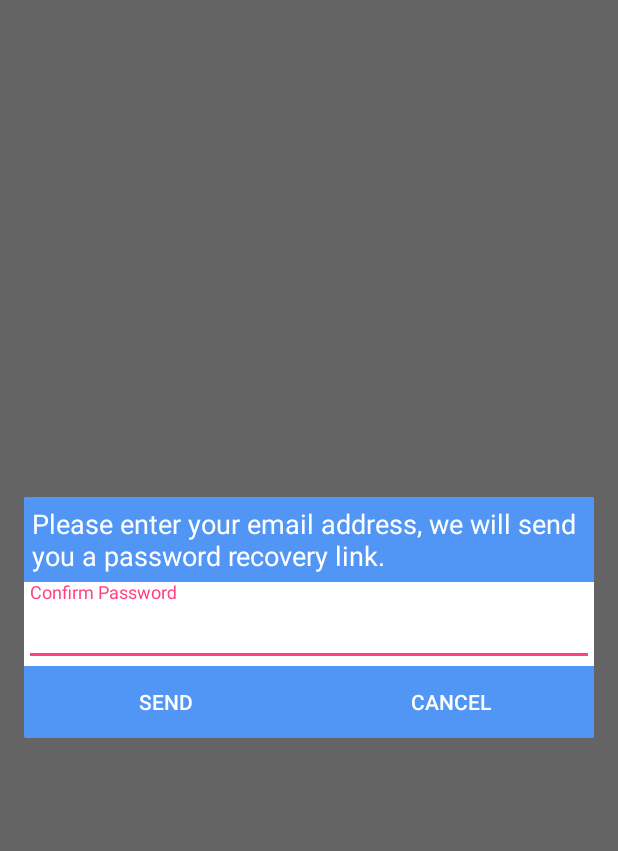
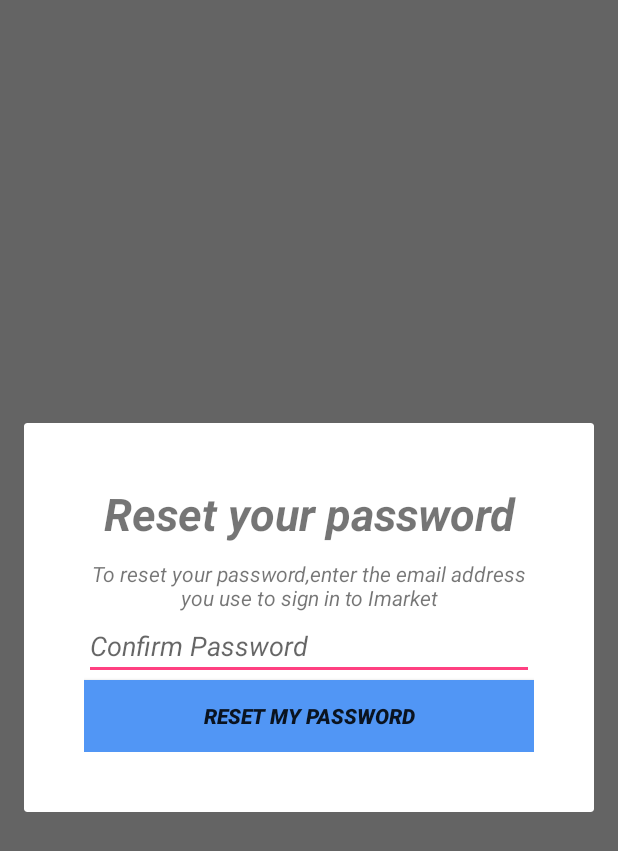
Before and after one commit to vuthaihoa123/imarket_android, an Android app: the fragment ForgetFragment shown on its own in the app's theme, on a phone screen of 412 x 824 dp. Shown: the top 851 px of the screen. Run offline under Robolectric (Android 15) with nearby library versions, the phone set to English and light mode, and no system bars.

Commit message:
desgin login and forget password

```diff
--- a/app/src/main/java/com/example/framgia/imarketandroid/services/NotificationAlarmService.java
+++ b/app/src/main/java/com/example/framgia/imarketandroid/services/NotificationAlarmService.java
@@ -70,6 +70,7 @@ public class NotificationAlarmService extends IntentService {
             builder.setContentIntent(pendingIntent)
                 .setSmallIcon(R.drawable.avatar)
                 .setLargeIcon(BitmapFactory.decodeResource(res, R.drawable.avatar))
+                .setVibrate(new long[]{1000, 1000, 1000, 1000, 1000})
                 .setAutoCancel(true)
                 .setContentTitle(sessions.get(0).getFullname())
                 .setContentText(sessions.get(0).getUsername());
--- a/app/src/main/java/com/example/framgia/imarketandroid/ui/fragments/ForgetFragment.java
+++ b/app/src/main/java/com/example/framgia/imarketandroid/ui/fragments/ForgetFragment.java
@@ -6,6 +6,7 @@ import android.support.v4.app.DialogFragment;
 import android.view.LayoutInflater;
 import android.view.View;
 import android.view.ViewGroup;
+import android.view.Window;
 import android.widget.Button;
 import android.widget.EditText;
 
@@ -27,6 +28,7 @@ public class ForgetFragment extends DialogFragment implements View.OnClickListen
     public View onCreateView(LayoutInflater inflater, ViewGroup container,
                              Bundle savedInstanceState) {
         mView = inflater.inflate(R.layout.fragment_forget_password, container, false);
+        getDialog().getWindow().requestFeature(Window.FEATURE_NO_TITLE);
         return mView;
     }
 
@@ -36,20 +38,17 @@ public class ForgetFragment extends DialogFragment implements View.OnClickListen
         findView();
     }
 
-    public void findView(){
+    public void findView() {
         mEditForgetEmail = (EditText) mView.findViewById(R.id.edit_forget_password);
         mButtonSend = (Button) mView.findViewById(R.id.button_sendemail);
-        mButtonCancel = (Button) mView.findViewById(R.id.button_cancel);
-        mButtonCancel.setOnClickListener(this);
+        mButtonSend.setOnClickListener(this);
     }
 
     @Override
     public void onClick(View view) {
         switch (view.getId()) {
             case R.id.button_sendemail:
-                dismiss();
-                break;
-            case R.id.button_cancel:
+                // TODO: 31/08/2016  send email to server
                 dismiss();
                 break;
         }
--- a/app/src/main/java/com/example/framgia/imarketandroid/util/NotificationUtil.java
+++ b/app/src/main/java/com/example/framgia/imarketandroid/util/NotificationUtil.java
@@ -13,7 +13,6 @@ import java.util.Calendar;
  * Created by toannguyen201194 on 19/08/2016.
  */
 public class NotificationUtil {
-
     public static void setAlarm(Context context) {
         AlarmManager alarmManager = (AlarmManager) context.getSystemService(Context.ALARM_SERVICE);
         Intent alarmIntent = new Intent(context, NotificationAlarmService.class);
--- a/app/src/main/res/layout/fragment_forget_password.xml
+++ b/app/src/main/res/layout/fragment_forget_password.xml
@@ -2,53 +2,41 @@
 <LinearLayout xmlns:android="http://schemas.android.com/apk/res/android"
               android:layout_width="match_parent"
               android:layout_height="wrap_content"
-              android:orientation="vertical">
+              android:gravity="center_horizontal"
+              android:minWidth="@dimen/minwight_fragment_layout"
+              android:orientation="vertical"
+              android:padding="@dimen/padding_dialog_fragment">
 
     <TextView
         android:layout_width="match_parent"
         android:layout_height="wrap_content"
-        android:background="@color/login_button_color"
-        android:padding="5dp"
-        android:text="@string/forgtpassword_textt"
-        android:textColor="@android:color/white"
-        android:textSize="18sp"/>
+        android:layout_marginBottom="@dimen/common_size_10"
+        android:text="@string/title_forget_password_text"
+        android:textAlignment="center"
+        android:textSize="@dimen/common_text_size_16"
+        android:textStyle="bold|italic"/>
 
-    <android.support.design.widget.TextInputLayout
-        android:id="@+id/text_input_forgetpassword"
+    <TextView
         android:layout_width="match_parent"
-        android:layout_height="wrap_content">
+        android:layout_height="match_parent"
+        android:text="@string/title_fragment_dialog"
+        android:textAlignment="center"
+        android:textStyle="italic"/>
 
     <EditText
         android:id="@+id/edit_forget_password"
         android:layout_width="match_parent"
         android:layout_height="wrap_content"
         android:hint="@string/confirm_forget_password"
-            android:inputType="textEmailAddress"/>
-    </android.support.design.widget.TextInputLayout>
-
-    <LinearLayout
-        android:layout_width="match_parent"
-        android:layout_height="wrap_content"
-        android:layout_weight="2"
-        android:orientation="horizontal">
+        android:inputType="textEmailAddress"
+        android:textStyle="italic"/>
 
     <Button
         android:id="@+id/button_sendemail"
-            android:layout_width="0dp"
+        android:layout_width="match_parent"
         android:layout_height="match_parent"
-            android:layout_weight="1"
         android:background="@drawable/button_login"
         android:text="@string/forget_send"
-            android:textColor="@android:color/white"/>
-
-        <Button
-            android:id="@+id/button_cancel"
-            android:layout_width="0dp"
-            android:layout_height="match_parent"
-            android:layout_weight="1"
-            android:background="@drawable/button_login"
-            android:text="@string/forget_cancel"
-            android:textColor="@android:color/white"/>
-    </LinearLayout>
+        android:textStyle="bold|italic"/>
 
 </LinearLayout>
--- a/app/src/main/res/values/dimens.xml
+++ b/app/src/main/res/values/dimens.xml
@@ -19,7 +19,6 @@
     <dimen name="text_large_size">18sp</dimen>
     <dimen name="text_medium_size">16sp</dimen>
     <dimen name="strike_width">0.5dp</dimen>
-
     <!-- Default screen margins, per the Android Design guidelines. -->
     <dimen name="nav_header_vertical_spacing">16dp</dimen>
     <dimen name="nav_header_height">200dp</dimen>
@@ -27,10 +26,8 @@
     <dimen name="recycler_item_default_space">5dp</dimen>
     <dimen name="recycler_market_item_space">15dp</dimen>
     <dimen name="radius">400dp</dimen>
-
     <!--Choose Market Activity-->
     <dimen name="recycler_market_item_image_size">90dp</dimen>
-
     <!--Common size-->
     <dimen name="common_size_1">1dp</dimen>
     <dimen name="common_size_2">2dp</dimen>
@@ -48,7 +45,6 @@
     <dimen name="common_size_35">35dp</dimen>
     <dimen name="common_size_40">40dp</dimen>
     <dimen name="common_size_150">150dp</dimen>
-
     <!--Common text size-->
     <dimen name="common_text_size_1">10sp</dimen>
     <dimen name="common_text_size_2">11sp</dimen>
@@ -65,6 +61,7 @@
     <dimen name="common_text_size_13">22sp</dimen>
     <dimen name="common_text_size_14">23sp</dimen>
     <dimen name="common_text_size_15">24sp</dimen>
+    <dimen name="common_text_size_16">30sp</dimen>
     <dimen name="padding_10dp">10dp</dimen>
     <dimen name="padding_5dp">5dp</dimen>
     <dimen name="radius_border">10dp</dimen>
@@ -98,7 +95,6 @@
     <dimen name="width_drop_down_size">200dp</dimen>
     <dimen name="elevation_popup">3dp</dimen>
     <dimen name="height_button_size">56dp</dimen>
-
     <dimen name="padding_30">30dp</dimen>
     <dimen name="width_height_34">34dp</dimen>
     <dimen name="margin_40">40dp</dimen>
@@ -117,4 +113,6 @@
     <dimen name="common_size_70">70dp</dimen>
     <dimen name="common_size_50">50dp</dimen>
     <dimen name="common_size_60">60dp</dimen>
+    <dimen name="minwight_fragment_layout">500dp</dimen>
+    <dimen name="padding_dialog_fragment">40dp</dimen>
 </resources>
--- a/app/src/main/res/values/strings.xml
+++ b/app/src/main/res/values/strings.xml
@@ -34,12 +34,11 @@
     <string name="signup_email_address">Email Address or Numberphone</string>
     <string name="signup_confirm_password">Confirm Password</string>
     <string name="signup_privacy_term">I have clearly read and understood the privacy terms</string>
-    <string name="forgtpassword_textt">Please enter your email address, we will send you a
-        password recovery link.</string>
+    <string name="forget_password_text">Please enter your email address</string>
     <string name="confirm_forget_password">Confirm Password</string>
     <string name="forget_cancel">Cancel</string>
-    <string name="forget_send">Send</string>
-    <string name="notification_user_pass">UserName or PassWord!</string>
+    <string name="forget_send">Reset my password</string>
+    <string name="notification_user_pass">UserName or PassWord empty</string>
     <string name="permission">read_contact</string>
     <string name="retry">Retry</string>
     <string name="no_allow_print">if you read_contact, you can access gmail</string>
@@ -107,7 +106,6 @@
     <string name="continuee">Tiếp tục</string>
     <string name="fill_note">Điền ghi chú tại đây</string>
     <string name="current_location_title">Hãy nhập số cột mốc gần bạn</string>
-
     <string name="bic_C">Bic C Thăng Long</string>
     <string name="hast_tag_bicc">#bigcthanglong</string>
     <string name="message_rate">Mình đã gắn bó với Lotte Cinema Land Mark Hà Nội từ hồi cấp 3.
@@ -132,4 +130,6 @@
     <string name="nam_sao">5 * Tôi rất thích nội dung này</string>
     <string name="login_befor">Thiết bị này đã được đăng nhập trước đó .</string>
     <string name="title_activity_maps">Map</string>
+    <string name="title_forget_password_text">Reset your password</string>
+    <string name="title_fragment_dialog">To reset your password,enter the email address you use to sign in to Imarket</string>
 </resources>
--- a/build.gradle
+++ b/build.gradle
@@ -5,7 +5,7 @@ buildscript {
         jcenter()
     }
     dependencies {
-        classpath 'com.android.tools.build:gradle:2.1.3'
+        classpath 'com.android.tools.build:gradle:2.1.0'
         classpath 'io.realm:realm-gradle-plugin:1.2.0'
     }
 }
```
Also changed, not shown: app/build.gradle (+8 -8 lines), app/src/main/AndroidManifest.xml (+38 -49 lines), app/src/main/java/com/example/framgia/imarketandroid/ui/fragments/SignInFragment.java (+7 -3 lines), app/src/main/java/com/example/framgia/imarketandroid/ui/fragments/SignUpFragment.java (+9 -7 lines), app/src/main/java/com/example/framgia/imarketandroid/util/Constants.java (+1 -7 lines), app/src/main/java/com/example/framgia/imarketandroid/util/SharedPreferencesUtil.java (+12 -15 lines), app/src/main/res/layout/fragment_signin.xml (+3 -5 lines), app/src/main/res/layout/fragment_signup.xml (+13 -9 lines), app/src/main/res/values/styles.xml (+5 -3 lines), 1 other file. Lines whose indentation alone changed are shown as unchanged.
